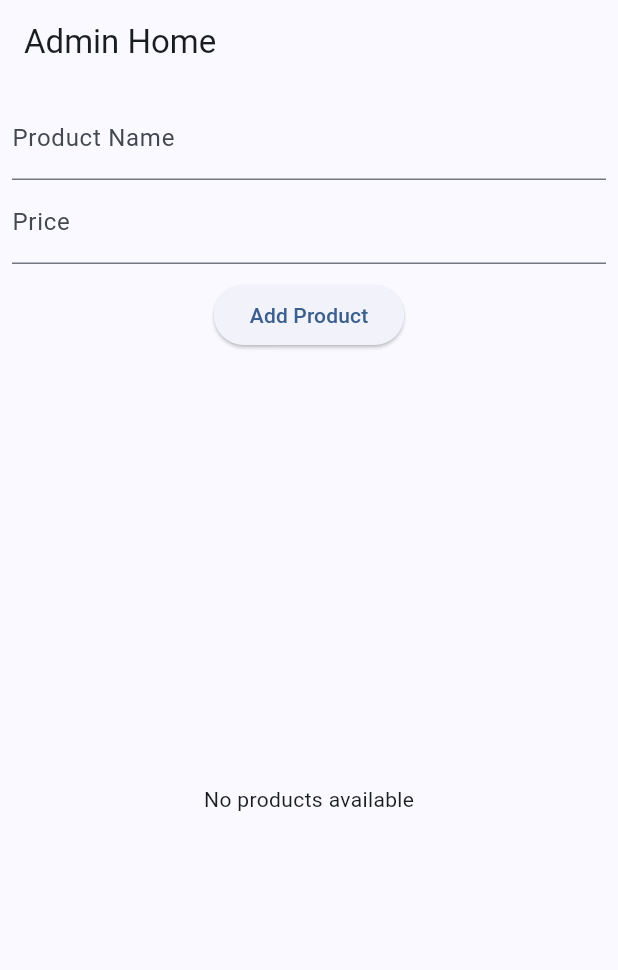
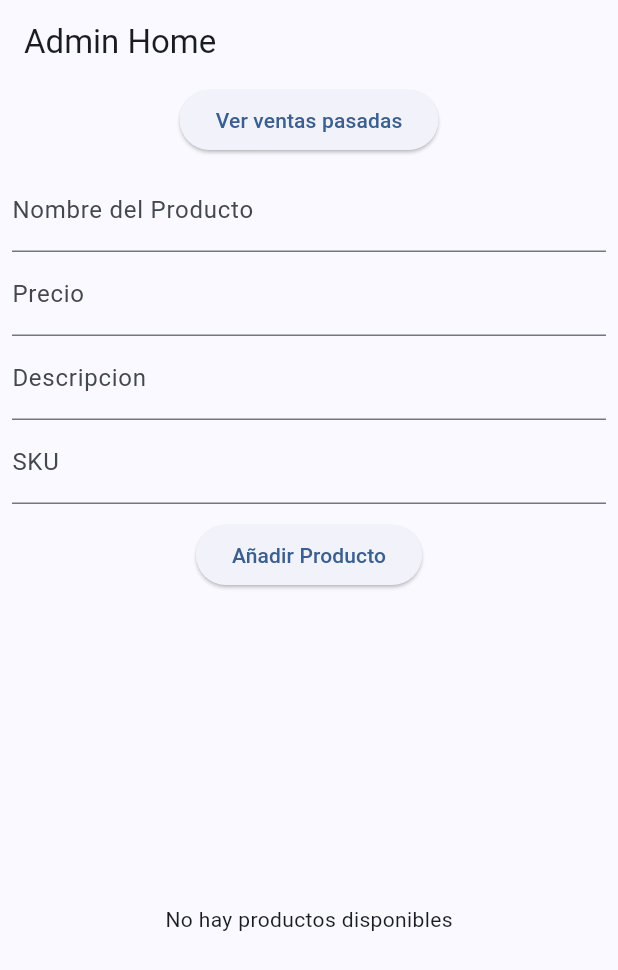
Before and after one commit to ItsDiegoTBG/POS_Flutter_Test, a Flutter app: the AdminHome screen opened directly, on a phone screen of 412 x 824 dp. Shown: the top 970 px of the screen. Run offline on Flutter 3.47's test engine with Material 3 defaults, Android fonts, the phone set to English and light mode, and no system bars; our stand-ins replace csv, sqflite; accounts and stored records are empty.

Commit message:
Arreglo de Productos completado

```diff
--- a/pos/lib/data/database_helper.dart
+++ b/pos/lib/data/database_helper.dart
@@ -46,8 +46,10 @@ class DatabaseHelper implements DatabaseService {
         await db.execute('''
           CREATE TABLE products (
             id INTEGER PRIMARY KEY AUTOINCREMENT,
-            name TEXT,
-            price REAL
+            name TEXT NOT NULL,
+            price REAL NOT NULL,
+            description TEXT NOT NULL,
+            SKU TEXT NOT NULL
           )
         ''');
 
@@ -67,6 +69,8 @@ class DatabaseHelper implements DatabaseService {
             name TEXT NOT NULL,
             quantity INTEGER NOT NULL,
             price REAL NOT NULL,
+            description TEXT NOT NULL,
+            SKU TEXT NOT NULL,
             FOREIGN KEY (sale_id) REFERENCES sales (id) ON DELETE CASCADE
           )
         ''');
--- a/pos/lib/data/repositories/product_repository.dart
+++ b/pos/lib/data/repositories/product_repository.dart
@@ -10,11 +10,11 @@ Future<int> insertProduct(Product product) async {
 
   Future<void> initializeProducts() async {
     List<Product> productToAdd = [
-      Product(name: 'Leche', price: 0.50),
-      Product(name: 'Arroz', price: 1.00),
-      Product(name: 'Azucar', price: 1.00),
-      Product(name: 'Carne', price: 2.00),
-      Product(name: 'Chorizo', price: 1.50),
+      Product(name: 'Leche', price: 1.0, description: "1 Litro Leche Toni de Carton ",SKU: "LTONI1"),
+      Product(name: 'Arroz', price: 11.00, description: "1 Arroba Arroz OSO",SKU: "AROSO1A"),
+      Product(name: 'Azucar', price: 1.00, description: "1 KG Azucar San Carlos",SKU: "AZSC1K"),
+      Product(name: 'Carne', price: 3.00, description: "1 KG de Carne de Res",SKU: "MOOMOO1KG"),
+      Product(name: 'Chorizo', price: 1.50, description: "200 g Chorizo Paiza Juris",SKU: "CHORIZO1"),
     ];
 
     for (Product product in productToAdd) {
--- a/pos/lib/data/repositories/sale_repository.dart
+++ b/pos/lib/data/repositories/sale_repository.dart
@@ -23,6 +23,8 @@ class SaleRepository {
       'name': item.name,
       'quantity': item.quantity,
       'price': item.price,
+      'description':item.description,
+      'SKU': item.SKU
     });
   }}
 
@@ -39,7 +41,7 @@ class SaleRepository {
       where: 'sale_id = ?',
       whereArgs: [saleId],
     );
-
+    // THIS LINE
     List<SaleItem> saleItems = itemsData.map((item) => SaleItem.fromMap(item)).toList();
     salesList.add(Sale.fromMap(saleMap, saleItems));
   }
--- a/pos/lib/domain/entities/product.dart
+++ b/pos/lib/domain/entities/product.dart
@@ -2,16 +2,20 @@ class Product {
   final int? id;
   final String name;
   final double price;
+  final String description;
+  final String SKU; //Special ID.
 
   //producto a ingresar (nombre, descripción, precio, SKU). CAMBIAR
 
-  Product({this.id, required this.name, required this.price});
+  Product({this.id, required this.name, required this.price,required this.description, required this.SKU} );
 
   Map<String, dynamic> toMap() {
     return {
       'id': id,
       'name': name,
       'price': price,
+      'description':description,
+      'SKU':SKU
     };
   }
 
@@ -20,6 +24,8 @@ class Product {
       id: map['id'],
       name: map['name'],
       price: map['price'],
+      description: map['description'],
+      SKU: map['SKU']
     );
   }
 }
--- a/pos/lib/domain/entities/sale.dart
+++ b/pos/lib/domain/entities/sale.dart
@@ -36,6 +36,8 @@ class SaleItem{
   final String name;
   final int quantity;
   final double price;
+  final String description;
+  final String SKU;
 
    SaleItem({
     this.id,
@@ -44,6 +46,8 @@ class SaleItem{
     required this.name,
     required this.quantity,
     required this.price,
+    required this.description,
+    required this.SKU
   });
 
   Map<String, dynamic> toMap(int saleId) {
@@ -54,6 +58,8 @@ class SaleItem{
       'name': name,
       'quantity': quantity,
       'price': price,
+      'description':description,
+      'SKU':SKU
     };
   }
 
@@ -65,6 +71,8 @@ class SaleItem{
       name: map['name'],
       quantity: map['quantity'],
       price: map['price'],
+      description: map['description'], //this line
+      SKU: map['SKU']
     );
   }
 }
--- a/pos/lib/presentation/pages/admin_home.dart
+++ b/pos/lib/presentation/pages/admin_home.dart
@@ -1,7 +1,9 @@
 import 'package:flutter/material.dart';
 import 'package:provider/provider.dart';
+import '../../domain/entities/sale.dart';
 import '../providers/prod_provider.dart';
 import '../../domain/entities/product.dart';
+import 'previous_sale_page.dart';
 
 class AdminHome extends StatefulWidget {
   @override
@@ -11,6 +13,8 @@ class AdminHome extends StatefulWidget {
 class AdminHomeState extends State<AdminHome> {
   final _nameController = TextEditingController();
   final _priceController = TextEditingController();
+  final _descriptionController = TextEditingController();
+  final _SKUController = TextEditingController();
   List<Product> products = [];
 
 
@@ -28,60 +32,86 @@ class AdminHomeState extends State<AdminHome> {
     });
   }
 
+  // TODO Puede ver un listado de las ventas pasadas. Entonces copia y pega el codigo de userhome. Listo
+  // TODO En caso de que se intente registrar un SKU ya existente, se deberá mostrar un mensaje de error.
 
   void _addProduct() {
     final name = _nameController.text;
     final price = double.tryParse(_priceController.text) ?? 0.0;
+    final description = _descriptionController.text;
+    final SKU = _SKUController.text;
 
     if (name.isNotEmpty && price > 0) {
-      final product = Product(name: name, price: price);
+      final product = Product(name: name, price: price, description: description, SKU: SKU);
       Provider.of<ProductProvider>(context, listen: false).addProduct(product);
       _nameController.clear();
       _priceController.clear();
+      _SKUController.clear();
+      _descriptionController.clear();
     }
+    _loadProducts();
   }
 
   void _deleteProduct(int id) {
     Provider.of<ProductProvider>(context, listen: false).deleteProduct(id);
   }
 
+
   @override
   Widget build(BuildContext context) {
       return Scaffold(
       appBar: AppBar(title: Text('Admin Home')),
       body: Column(
-        children: [
+        children: [ElevatedButton(
+      onPressed: () async {
+          Navigator.push<Sale?>(
+          context,
+          MaterialPageRoute(builder: (context) => PreviousSalePage()),
+        );
+      },
+      child: Text("Ver ventas pasadas"),
+        ),
           Padding(
             padding: const EdgeInsets.all(8.0),
             child: Column(
               children: [
                 TextField(
                   controller: _nameController,
-                  decoration: InputDecoration(labelText: 'Product Name'),
+                  decoration: InputDecoration(labelText: 'Nombre del Producto'),
                 ),
                 TextField(
                   controller: _priceController,
-                  decoration: InputDecoration(labelText: 'Price'),
+                  decoration: InputDecoration(labelText: 'Precio'),
+                  keyboardType: TextInputType.number,
+                ),
+                TextField(
+                  controller: _descriptionController,
+                  decoration: InputDecoration(labelText: 'Descripcion'),
+                ),
+                TextField(
+                  controller: _SKUController,
+                  decoration: InputDecoration(labelText: 'SKU'),
                   keyboardType: TextInputType.number,
                 ),
                 SizedBox(height: 10),
                 ElevatedButton(
                   onPressed: _addProduct,
-                  child: Text('Add Product'),
+                  child: Text('Añadir Producto'),
                 ),
               ],
             ),
           ),
           Expanded(
             child: products.isEmpty
-                ? Center(child: Text('No products available'))
+                ? Center(child: Text('No hay productos disponibles'))
                 : ListView.builder(
                     itemCount: products.length,
                     itemBuilder: (context, index) {
                       final product = products[index];
                       return ListTile(
                         title: Text(product.name),
-                        subtitle: Text('\$${product.price.toStringAsFixed(2)}'),
+                        subtitle: Text( '\$${product.price.toStringAsFixed(2)}\n${product.description}\nSKU: ${product.SKU}',
+                        style: TextStyle(color: Colors.grey[700])), // Optional styling
                         trailing: IconButton(
                           icon: Icon(Icons.delete, color: Colors.red),
                           onPressed: () => _deleteProduct(product.id!),
--- a/pos/lib/presentation/pages/previous_sale_page.dart
+++ b/pos/lib/presentation/pages/previous_sale_page.dart
@@ -14,7 +14,7 @@ class PreviousSalePageState extends State<PreviousSalePage>{
   @override
   void initState() {
     super.initState();
- _loadSales();
+    _loadSales();
   }
 
   Future<void> _loadSales() async {
--- a/pos/lib/presentation/pages/user_home.dart
+++ b/pos/lib/presentation/pages/user_home.dart
@@ -39,7 +39,7 @@ void _exportCSV() async {
       action: SnackBarAction(
         label: "Open",
         onPressed: () {
-          // Optionally, open the file using a file manager
+
         },
       ),
     ),
@@ -57,6 +57,7 @@ void _exportCSV() async {
   void addSale()async{
   final saleProvider = Provider.of<SalesProvider>(context, listen: false);
   saleProvider.saveSale(selectedProducts,totalPrice);
+
   }
 
     //First We get the Items from the sale, then turn does into products, and add them to the list with thier quantity.
@@ -66,7 +67,6 @@ void _exportCSV() async {
     for (SaleItem si in sale.items) {
       Product? matchingProduct = products.firstWhere(
         (p) => p.name == si.name && p.price == si.price,
-        orElse: () => Product(id: -1, name: si.name, price: si.price),
       );
 
       if (matchingProduct.id != -1) {
@@ -86,12 +86,11 @@ void _exportCSV() async {
           context,
           MaterialPageRoute(builder: (context) => PreviousSalePage()),
         );
-
         if (selectedSale != null) {
          repeatSale(selectedSale);
         }
       },
-      child: Text("View Previous Sales"),
+      child: Text("Ver ventas pasadas"),
         ) ,
           Expanded(
             child: ListView.builder(
@@ -101,7 +100,8 @@ void _exportCSV() async {
 
                 return ListTile(
                   title: Text(product.name),
-                  subtitle: Text("\$${product.price.toStringAsFixed(2)}"),
+                  subtitle: Text( '\$${product.price.toStringAsFixed(2)}\n${product.description}\nSKU: ${product.SKU}',
+                  style: TextStyle(color: Colors.grey[700])),
                   trailing: Row(
                     mainAxisSize: MainAxisSize.min,
                     children: [
@@ -151,15 +151,15 @@ void _exportCSV() async {
                             selectedProducts.clear();
                           });
                           ScaffoldMessenger.of(context).showSnackBar(
-                            SnackBar(content: Text("Sale Confirmed!")),
+                            SnackBar(content: Text("Venta confirmada")),
                           );
                         }
                       : null,
-                  child: Text("Confirm Sale"),
+                  child: Text("Confirmar Venta"),
                 ),
         ElevatedButton(
           onPressed: _exportCSV,
-          child: Text("Export Sales to CSV"),
+          child: Text("Exportar ventas a CSV"),
         ),
               ],
             ),
--- a/pos/lib/presentation/providers/sales_provider.dart
+++ b/pos/lib/presentation/providers/sales_provider.dart
@@ -39,7 +39,7 @@ class SalesProvider with ChangeNotifier {
   List<SaleItem> createSaleItems(Map<Product, int> info){
     List<SaleItem> list = [];
     info.forEach((product, amount) => list.add(
-      SaleItem(saleId: 0, productId: product.id, name: product.name, quantity: amount, price: product.price)
+      SaleItem(saleId: 0, productId: product.id, name: product.name, quantity: amount, price: product.price,description: product.description,SKU: product.SKU)
     )
     );
 
```
